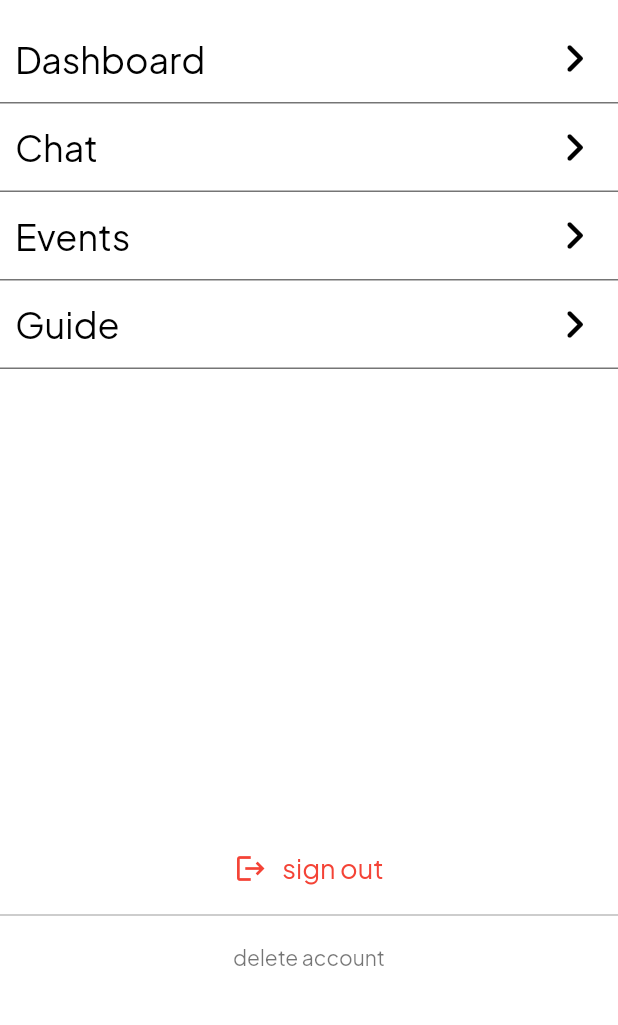
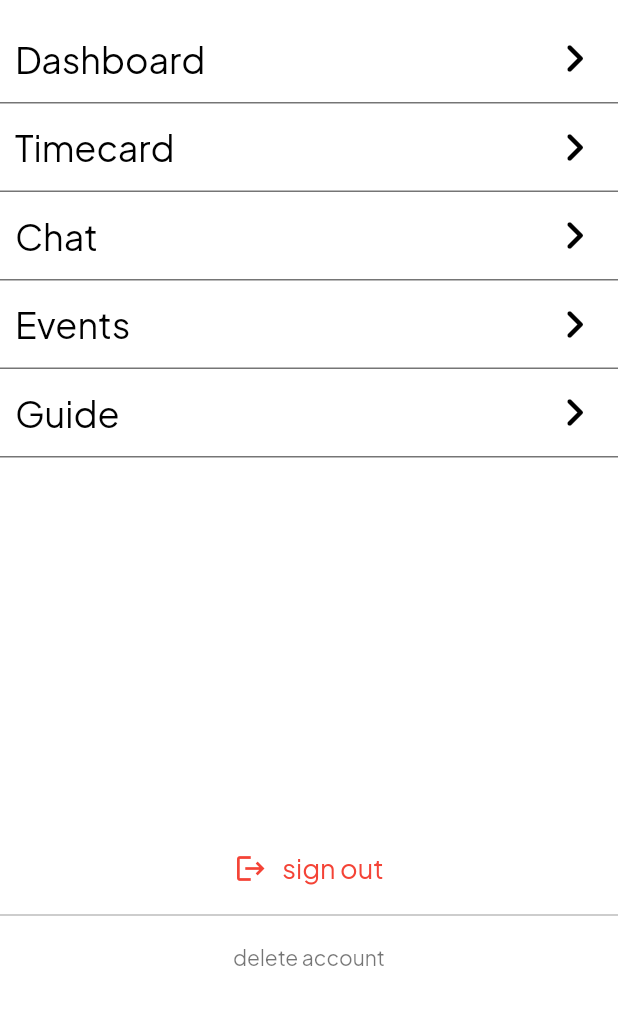
Before and after one commit to ifyouknow-youknow/nothing-bagel-app-template, a Flutter app: the Navigation widget shown alone on an empty page, opened directly with empty values, on a phone screen of 412 x 824 dp, the part 204-1229 px from its top. Run offline on Flutter 3.47's test engine with Material 3 defaults, Android fonts, the phone set to English and light mode, and no system bars; our stand-ins replace cloud_firestore, firebase_auth, firebase_core, firebase_messaging, firebase_storage, flutter_dotenv and 10 more; missing offline and left inert: mobile_scanner, record; accounts and stored records are empty.

Commit message:
Aug302024m1

```diff
--- a/lib/VIEWS/Dashboard.dart
+++ b/lib/VIEWS/Dashboard.dart
@@ -1,4 +1,5 @@
 import 'package:edmusica_teachers/VIEWS/Events.dart';
+import 'package:edmusica_teachers/VIEWS/Timecard.dart';
 import 'package:flutter/material.dart';
 import 'package:google_maps_flutter/google_maps_flutter.dart';
 import 'package:edmusica_teachers/COMPONENTS/button_view.dart';
@@ -230,6 +231,7 @@ class _DashboardState extends State<Dashboard> {
                             ),
                             onPress: () {
                               // GO TO TIMECARD PAGE
+                              nav_Push(context, Timecard(dm: widget.dm));
                             },
                           ),
                         ),
--- a/lib/VIEWS/Navigation.dart
+++ b/lib/VIEWS/Navigation.dart
@@ -1,4 +1,5 @@
 import 'package:edmusica_teachers/VIEWS/Events.dart';
+import 'package:edmusica_teachers/VIEWS/Timecard.dart';
 import 'package:flutter/material.dart';
 import 'package:edmusica_teachers/COMPONENTS/border_view.dart';
 import 'package:edmusica_teachers/COMPONENTS/button_view.dart';
@@ -91,6 +92,35 @@ class _NavigationState extends State<Navigation> {
                     }),
               ),
             ),
+            //  TIMECARD
+            SizedBox(
+              width: double.infinity,
+              child: BorderView(
+                bottom: true,
+                bottomColor: Colors.black54,
+                child: ButtonView(
+                    child: const PaddingView(
+                      child: Row(
+                        mainAxisAlignment: MainAxisAlignment.spaceBetween,
+                        children: [
+                          TextView(
+                            text: 'Timecard',
+                            size: 24,
+                          ),
+                          Icon(
+                            Icons.chevron_right_rounded,
+                            size: 38,
+                            color: Colors.black,
+                          )
+                        ],
+                      ),
+                    ),
+                    onPress: () {
+                      nav_PushAndRemove(context, Timecard(dm: widget.dm));
+                    }),
+              ),
+            ),
+
             //  CHAT
             SizedBox(
               width: double.infinity,
```
Also changed, not shown: lib/VIEWS/Timecard.dart (+156 -0 lines).
